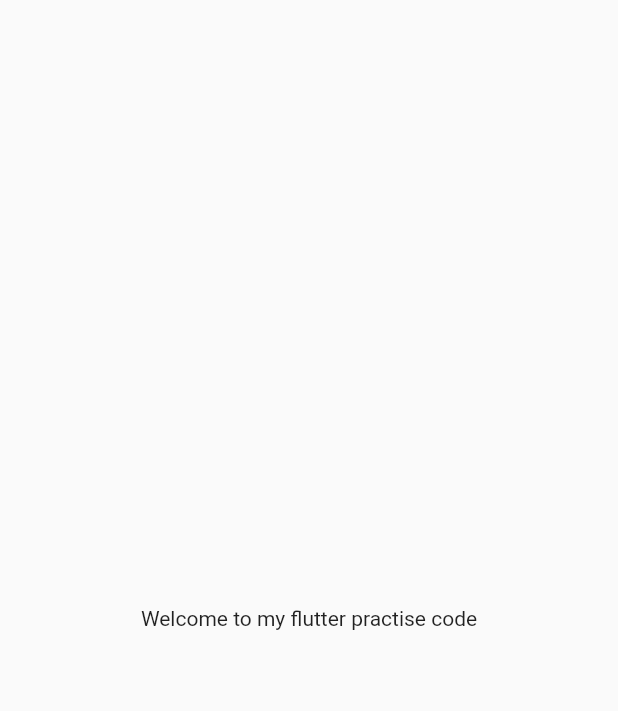
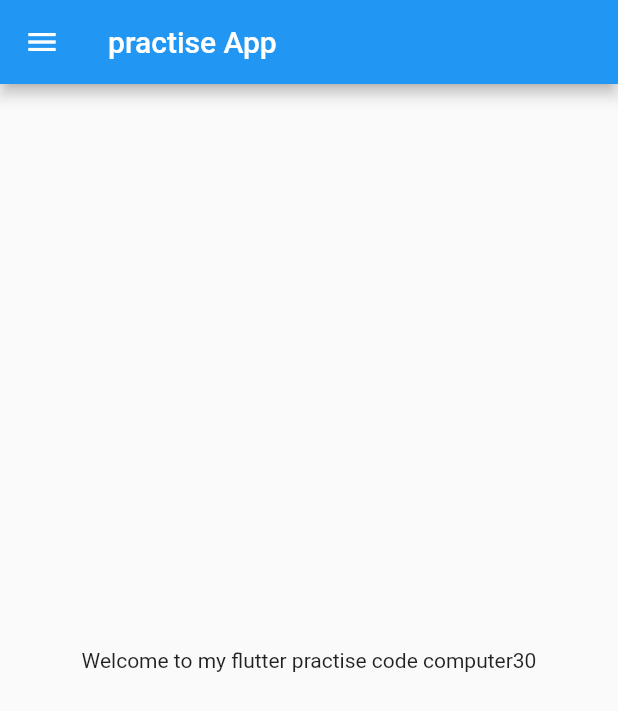
Before and after one commit to abdul11010/practice_1, a Flutter app: the screen it shows after launch, on a phone screen of 412 x 824 dp. Shown: the top 711 px of the screen. Run offline on Flutter 3.47's test engine with Material 2 defaults, Android fonts, the phone set to English and light mode, and no system bars.

Commit message:
Day1 complited

```diff
--- /dev/null
+++ b/lib/home_page.dart
@@ -0,0 +1,22 @@
+import 'package:flutter/material.dart';
+
+class HomePage extends StatelessWidget {
+  const HomePage({ Key key }) : super(key: key);
+  final int days = 30;
+  final String name = "computer";
+
+  @override
+  Widget build(BuildContext context) {
+    return Scaffold(
+      appBar: AppBar(
+        title: Text('practise App'),
+      ),
+        body: Center(
+          child: Container(
+            child: Text('Welcome to my flutter practise code $name$days'),
+          ),
+        ),
+        drawer: Drawer(),
+      );
+  }
+}
--- a/lib/main.dart
+++ b/lib/main.dart
@@ -1,4 +1,5 @@
 import 'package:flutter/material.dart';
+import 'package:practice_1/home_page.dart';
 
 void main(){
   runApp(MyApp());
@@ -10,13 +11,7 @@ class MyApp extends StatelessWidget {
   @override
   Widget build(BuildContext context) {
     return MaterialApp(
-      home: Material(
-        child: Center(
-          child: Container(
-            child: Text('Welcome to my flutter practise code'),
-          ),
-        ),
-      ),
+      home: HomePage(),
     );
   }
 }
```
